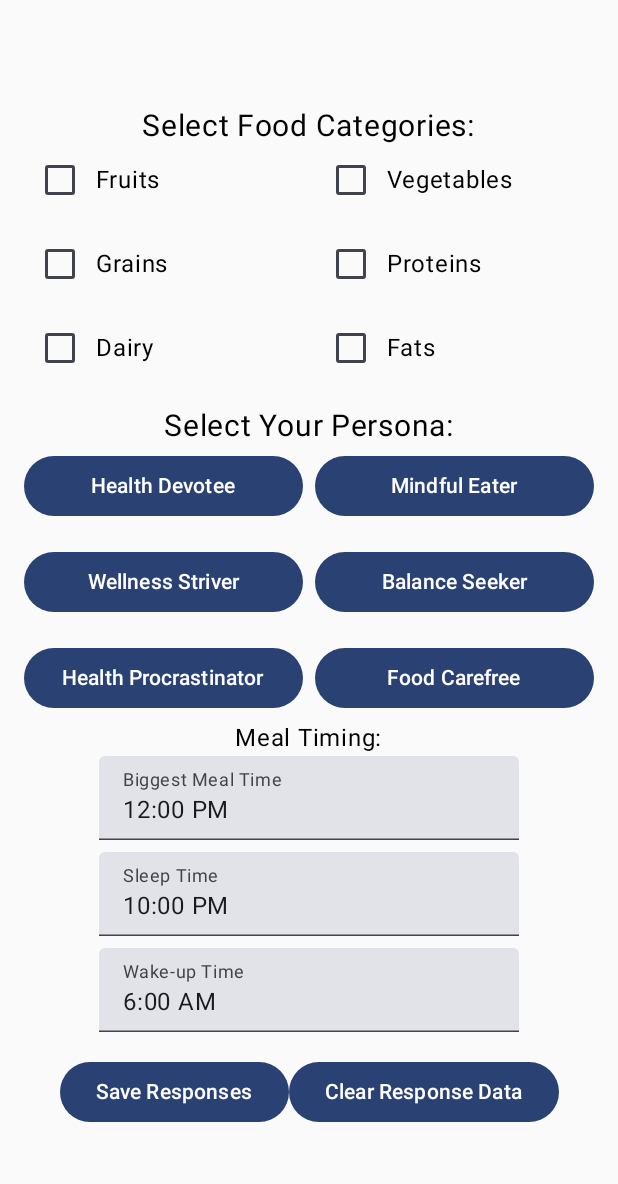
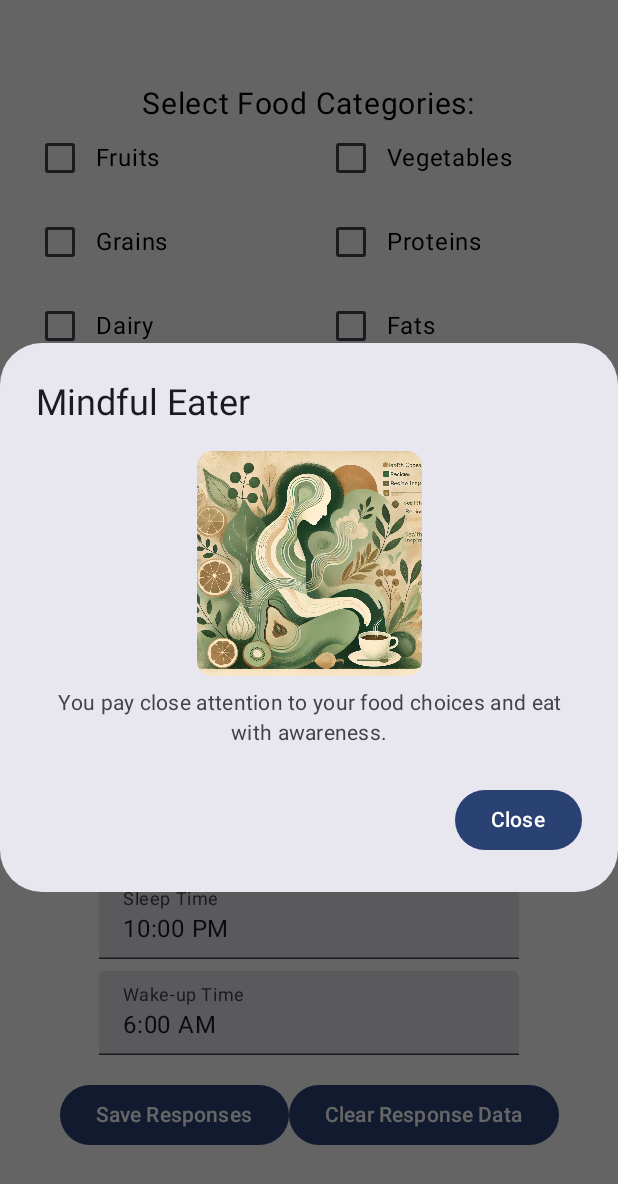
Before and after one commit to Arrtish2702/FIT2081_A1, an Android app built with Jetpack Compose: the QuestionnaireActivity screen opened directly, with no data from a screen before it, after a tap on "Mindful Eater", on a phone screen of 412 x 824 dp. Shown: the top 1184 px of the screen. Run offline under Robolectric (Android 15) with nearby library versions, the phone set to English and light mode, and no system bars.

Commit message:
Implemented modal pickers for persona suggestions for the user

```diff
--- a/app/src/main/java/com/fit2081/arrtish/id32896786/a1/QuestionnaireActivity.kt
+++ b/app/src/main/java/com/fit2081/arrtish/id32896786/a1/QuestionnaireActivity.kt
@@ -7,12 +7,12 @@ import android.widget.Toast
 import androidx.activity.ComponentActivity
 import androidx.activity.compose.setContent
 import androidx.activity.enableEdgeToEdge
+import androidx.compose.foundation.Image
 import androidx.compose.foundation.layout.Arrangement
 import androidx.compose.foundation.layout.Column
 import androidx.compose.foundation.layout.fillMaxSize
 import androidx.compose.foundation.layout.padding
 import androidx.compose.material3.Button
-import androidx.compose.material3.Scaffold
 import androidx.compose.material3.Text
 import androidx.compose.runtime.Composable
 import androidx.compose.ui.Alignment
@@ -25,8 +25,12 @@ import androidx.compose.foundation.layout.*
 import androidx.compose.foundation.lazy.grid.GridCells
 import androidx.compose.foundation.lazy.grid.LazyVerticalGrid
 import androidx.compose.foundation.lazy.grid.items
+import androidx.compose.foundation.shape.RoundedCornerShape
 import androidx.compose.material3.*
 import androidx.compose.runtime.*
+import androidx.compose.ui.draw.clip
+import androidx.compose.ui.res.painterResource
+import androidx.compose.ui.text.style.TextAlign
 import androidx.compose.ui.unit.dp
 import androidx.compose.ui.unit.sp
 
@@ -52,7 +56,11 @@ fun QuestionnairePage() {
         "Health Devotee", "Mindful Eater", "Wellness Striver",
         "Balance Seeker", "Health Procrastinator", "Food Carefree"
     )
-    val selectedPersona = remember { mutableStateOf(personas[0]) }
+
+    // State to track the selected persona and modal visibility
+    var selectedPersona by remember { mutableStateOf<String?>(null) }
+    var showModal by remember { mutableStateOf(false) }
+
     val biggestMealTime = remember { mutableStateOf("12:00 PM") }
     val sleepTime = remember { mutableStateOf("10:00 PM") }
     val wakeTime = remember { mutableStateOf("6:00 AM") }
@@ -99,15 +107,25 @@ fun QuestionnairePage() {
         ) {
             items(personas) { persona ->
                 Button(
-                    onClick = { selectedPersona.value = persona },
-                    modifier = Modifier.padding(vertical = 4.dp)
+                    onClick = {
+                        selectedPersona = persona
+                        showModal = true
+                    },
+                    modifier = Modifier
+                        .padding(vertical = 4.dp)
+                        .size(width = 200.dp, height = 50.dp)
                 ) {
-                    Text(text = persona)
+                    Text(text = persona, fontSize = 12.sp)
                 }
             }
         }
 
+        Spacer(modifier = Modifier.height(16.dp))
+
         Text("Meal Timing:")
+
+        Spacer(modifier = Modifier.height(8.dp))
+
         TextField(
             value = biggestMealTime.value,
             onValueChange = { biggestMealTime.value = it },
@@ -141,7 +159,60 @@ fun QuestionnairePage() {
             }
         }
     }
+
+    // Show modal only if showModal is true
+    if (showModal && selectedPersona != null) {
+        PersonaModal(selectedPersona!!) { showModal = false }
+    }
 }
+
+@Composable
+fun PersonaModal(selectedPersona: String, onDismiss: () -> Unit) {
+    val textInput = when (selectedPersona) {
+        "Health Devotee" -> "You are highly committed to your health and wellness goals."
+        "Mindful Eater" -> "You pay close attention to your food choices and eat with awareness."
+        "Wellness Striver" -> "You make efforts to improve your well-being but seek more guidance."
+        "Balance Seeker" -> "You value a balanced lifestyle and strive for moderation in eating."
+        "Health Procrastinator" -> "You want to be healthier but often postpone taking action."
+        "Food Carefree" -> "You enjoy food freely without strict rules or limitations."
+        else -> "Invalid Persona"
+    }
+
+    val personaIndex = listOf(
+        "Health Devotee", "Mindful Eater", "Wellness Striver",
+        "Balance Seeker", "Health Procrastinator", "Food Carefree"
+    ).indexOf(selectedPersona)
+
+    val imageName = "persona_${personaIndex + 1}" // Generates "persona_1", "persona_2", etc.
+    val context = LocalContext.current
+    val imageResId = context.resources.getIdentifier(imageName, "drawable", context.packageName)
+
+    AlertDialog(
+        onDismissRequest = onDismiss,
+        title = { Text(selectedPersona) },
+        text = {
+            Column(
+                horizontalAlignment = Alignment.CenterHorizontally
+            ) {
+                Image(
+                    painter = painterResource(id = imageResId),
+                    contentDescription = selectedPersona,
+                    modifier = Modifier
+                        .size(150.dp)
+                        .clip(RoundedCornerShape(10.dp))
+                )
+                Spacer(modifier = Modifier.height(8.dp))
+                Text(textInput, textAlign = TextAlign.Center)
+            }
+        },
+        confirmButton = {
+            Button(onClick = onDismiss) {
+                Text("Close")
+            }
+        }
+    )
+}
+
 
 fun completeQuestionnaire(context: Context){
     val sharedPreferences = context.getSharedPreferences("assignment_1", Context.MODE_PRIVATE)
```
Also changed, not shown: app/src/main/res/drawable/persona_1.webp (added), app/src/main/res/drawable/persona_2.webp (added), app/src/main/res/drawable/persona_3.webp (added), app/src/main/res/drawable/persona_4.webp (added), app/src/main/res/drawable/persona_5.webp (added), app/src/main/res/drawable/persona_6.webp (added).
